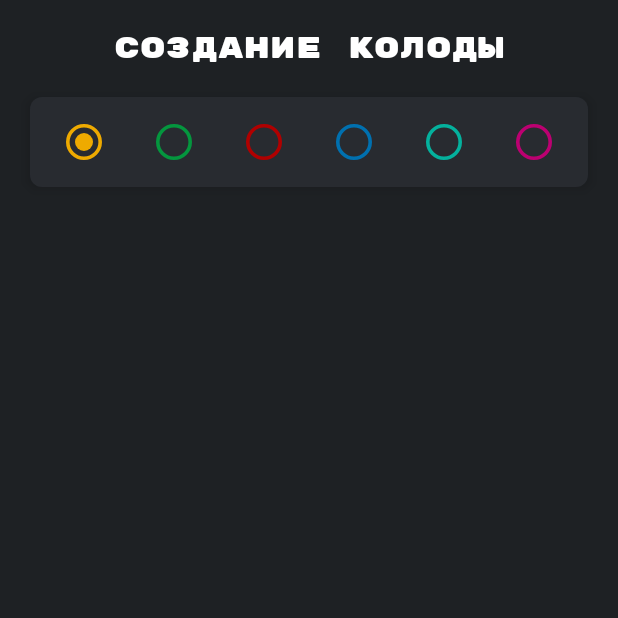
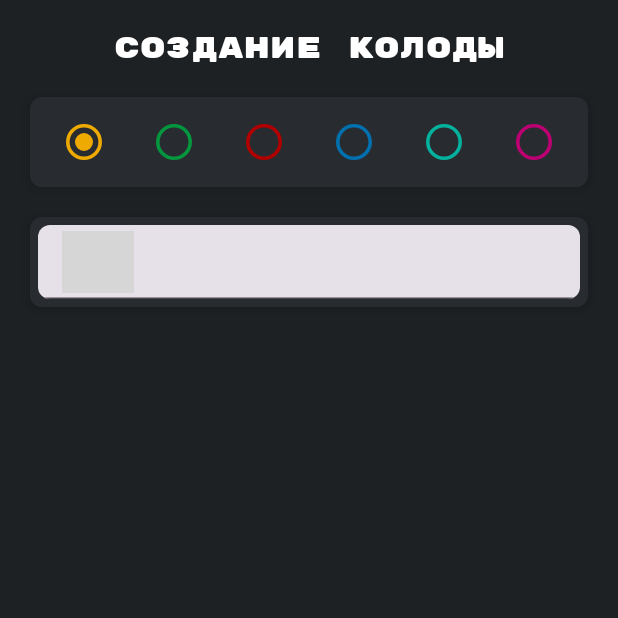
Before and after one commit to KatbertAllgood/FlippyMind, an Android app built with Jetpack Compose: the create_new_deck_screen screen opened through its navigation route, on a phone screen of 412 x 824 dp, the top half of it. Run offline under Robolectric (Android 15) with nearby library versions, the phone set to English and light mode, and no system bars; our stand-ins replace Dagger/Hilt's generated code; 2 statements that could not run were skipped; grey boxes are pictures that could not be loaded.

Commit message:
started creating text field for name input

```diff
--- a/app/src/main/java/com/example/flippymind/screens/createnewdeck/CreateNewDeck.kt
+++ b/app/src/main/java/com/example/flippymind/screens/createnewdeck/CreateNewDeck.kt
@@ -18,18 +18,21 @@ import androidx.compose.material3.CardDefaults
 import androidx.compose.material3.RadioButton
 import androidx.compose.material3.RadioButtonDefaults
 import androidx.compose.material3.Text
+import androidx.compose.material3.TextField
+import androidx.compose.material3.TextFieldDefaults
 import androidx.compose.runtime.Composable
+import androidx.compose.runtime.getValue
 import androidx.compose.runtime.mutableStateOf
 import androidx.compose.runtime.remember
+import androidx.compose.runtime.setValue
 import androidx.compose.ui.Alignment
 import androidx.compose.ui.Modifier
 import androidx.compose.ui.draw.scale
-import androidx.compose.ui.graphics.Color
 import androidx.compose.ui.res.stringResource
+import androidx.compose.ui.text.input.TextFieldValue
 import androidx.compose.ui.tooling.preview.Preview
 import androidx.compose.ui.unit.dp
 import com.example.flippymind.R
-import com.example.flippymind.ui.theme.FlippyMindDeckColors
 import com.example.flippymind.ui.theme.FlippyMindSize
 import com.example.flippymind.ui.theme.FlippyMindTheme
 
@@ -59,6 +62,8 @@ fun CreateNewDeckComposable(
             )
 
             ColorChooser()
+
+            NameInputPlace()
 
         }
     }
@@ -203,3 +208,58 @@ private fun ColorChooser() {
         }
     }
 }
+
+@Composable
+private fun NameInputPlace() {
+
+    var name by remember {
+        mutableStateOf(
+            TextFieldValue("")
+        )
+    }
+
+    FlippyMindTheme {
+        Card(
+            modifier = Modifier
+                .fillMaxWidth()
+                .padding(
+                    top = 20.dp,
+                    start = 20.dp,
+                    end = 20.dp
+                ),
+            colors = CardDefaults.cardColors(
+                containerColor = FlippyMindTheme.colors.secondaryBackground
+            ),
+            shape = FlippyMindTheme.shape.cornersStyle,
+            elevation = CardDefaults.cardElevation(
+                defaultElevation = 5.dp
+            )
+        ) {
+            TextField(
+                modifier = Modifier
+                    .fillMaxWidth()
+                    .height(60.dp)
+                    .padding(5.dp),
+                value = name,
+                onValueChange = { newText ->
+                    name = newText
+                },
+                singleLine = true,
+                colors = TextFieldDefaults.colors(
+
+                ),
+                label = {
+                    Text(
+                        text = stringResource(id = R.string.name_label)
+                    )
+                },
+                shape = FlippyMindTheme.shape.cornersStyle,
+                placeholder = {
+                    Text(
+                        text = stringResource(id = R.string.type_name_hint)
+                    )
+                }
+            )
+        }
+    }
+}
```
